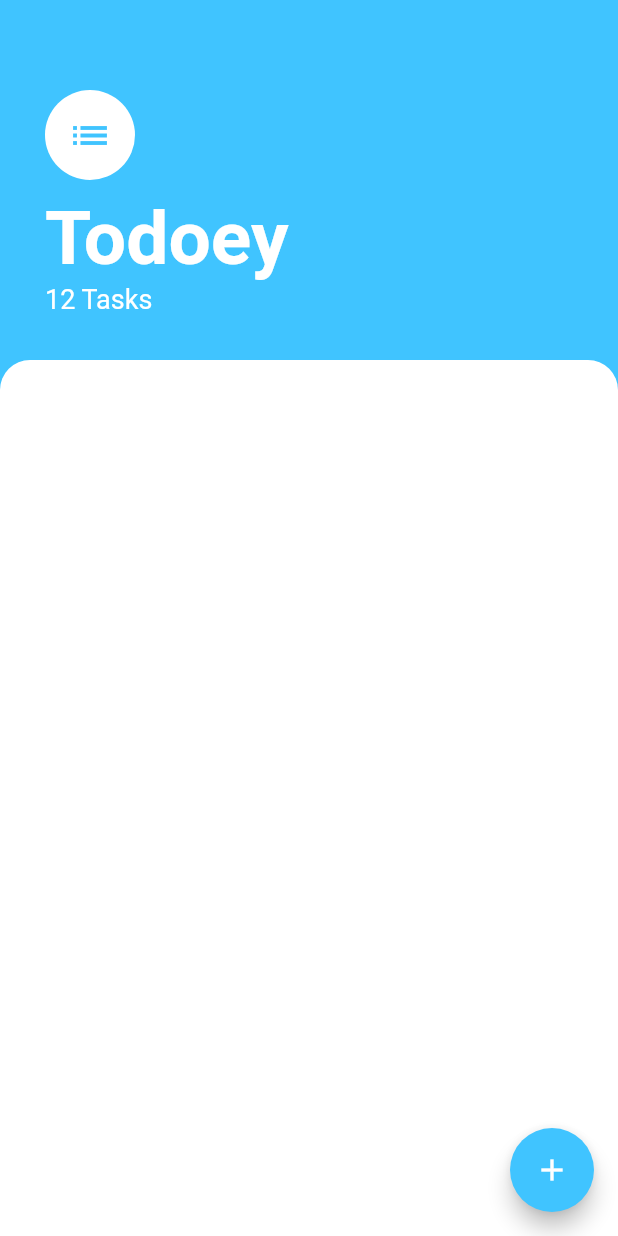
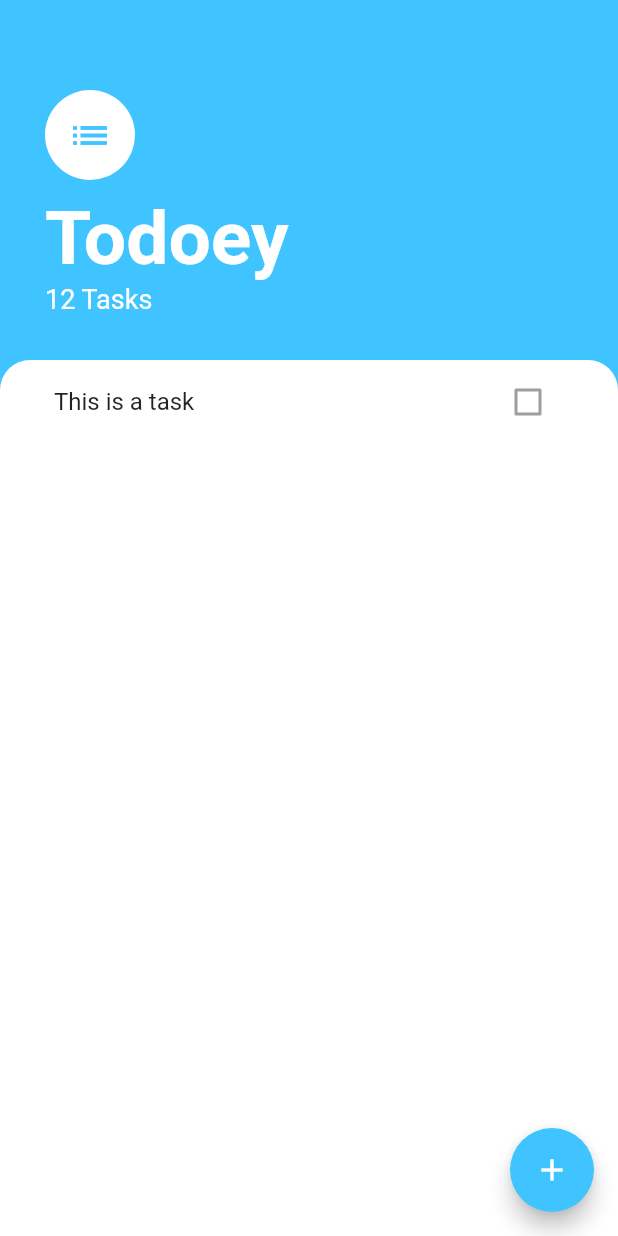
Before and after one commit to tadeumendonca/flutter-bootcamp-with-dart, a Flutter app: the screen it shows after launch, on a phone screen of 412 x 824 dp. Run offline on Flutter 3.47's test engine with Material 2 defaults, Android fonts, the phone set to English and light mode, and no system bars; our stand-ins replace animated_text_kit, audioplayers, cloud_firestore, firebase_auth, flutter_spinkit, font_awesome_flutter and 2 more; accounts and stored records are empty.

Commit message:
Moving on design tasks screen.

```diff
--- a/todoey_app/lib/screens/tasks_screen.dart
+++ b/todoey_app/lib/screens/tasks_screen.dart
@@ -1,4 +1,5 @@
 import 'package:flutter/material.dart';
+import 'package:todoeyapp/widgets/tasks_list.dart';
 
 class TasksScreen extends StatelessWidget {
   @override
@@ -48,7 +49,9 @@ class TasksScreen extends StatelessWidget {
           ),
           Expanded(
             child: Container(
+              padding: EdgeInsets.symmetric(horizontal: 20.0),
               height: 300.0,
+              child: TasksList(),
               decoration: BoxDecoration(
                   color: Colors.white,
                   borderRadius: BorderRadius.only(
--- /dev/null
+++ b/todoey_app/lib/widgets/task_tile.dart
@@ -0,0 +1,18 @@
+import 'package:flutter/material.dart';
+
+class TaskTile extends StatelessWidget {
+  final String title;
+  final bool checked;
+
+  TaskTile({this.title, this.checked});
+
+  @override
+  Widget build(BuildContext context) {
+    return ListTile(
+      title: Text(title),
+      trailing: Checkbox(
+        value: checked,
+      ),
+    );
+  }
+}
--- /dev/null
+++ b/todoey_app/lib/widgets/tasks_list.dart
@@ -0,0 +1,16 @@
+import 'package:flutter/material.dart';
+import 'package:todoeyapp/widgets/task_tile.dart';
+
+class TasksList extends StatelessWidget {
+  @override
+  Widget build(BuildContext context) {
+    return ListView(
+      children: <Widget>[
+        TaskTile(
+          title: 'This is a task',
+          checked: false,
+        ),
+      ],
+    );
+  }
+}
```
